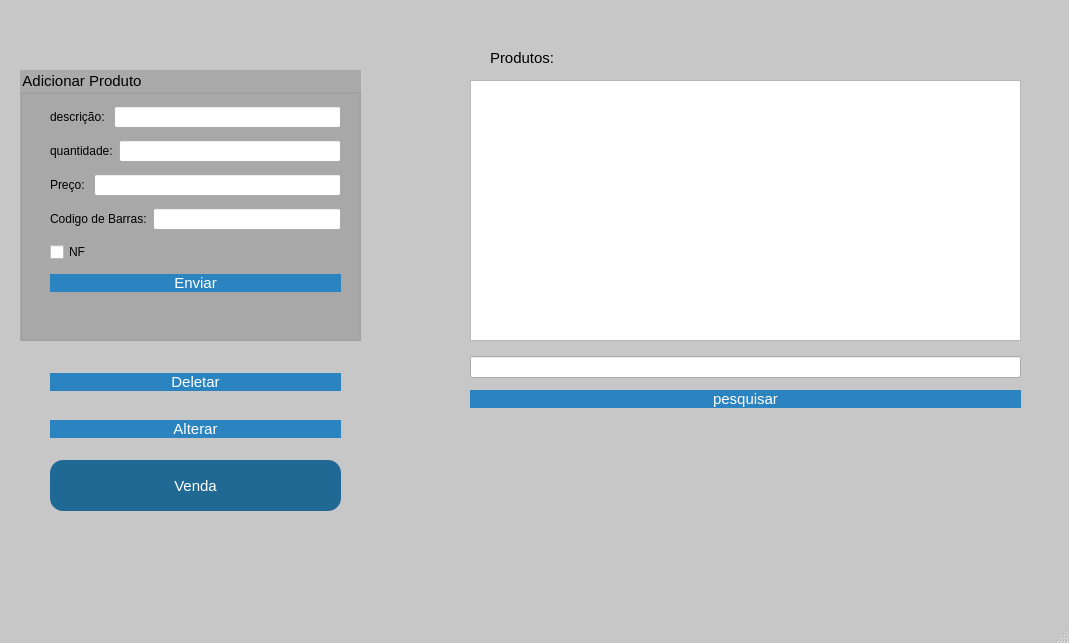
This is mainwindow.ui in GabR36/QEstoqueLoja as Qt 5 draws it before an edit. The edited form follows.
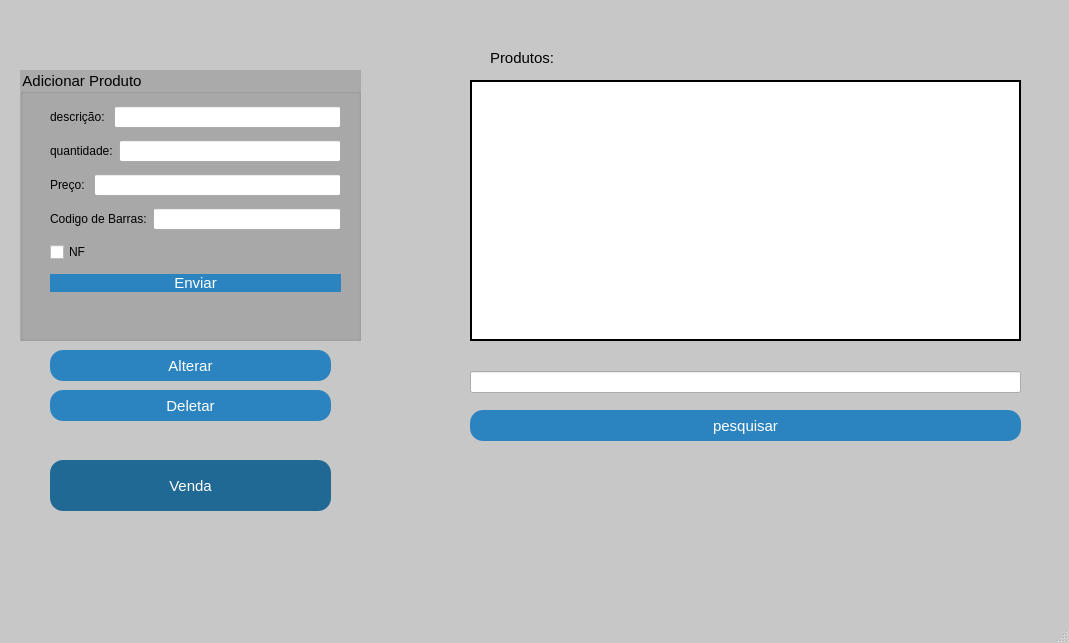
This is the edited form. Icons and pictures are not drawn.

Patch:
```diff
--- a/mainwindow.ui
+++ b/mainwindow.ui
@@ -52,6 +52,10 @@
     <property name="autoFillBackground">
      <bool>false</bool>
     </property>
+    <property name="styleSheet">
+     <string notr="true">
+  border: 2px solid;</string>
+    </property>
     <property name="selectionMode">
      <enum>QAbstractItemView::SingleSelection</enum>
     </property>
@@ -87,43 +91,6 @@
      <item>
       <widget class="QLineEdit" name="Ledit_Pesquisa"/>
      </item>
-     <item>
-      <widget class="QPushButton" name="Btn_Pesquisa">
-       <property name="text">
-        <string>pesquisar</string>
-       </property>
-      </widget>
-     </item>
-    </layout>
-   </widget>
-   <widget class="QWidget" name="layoutWidget">
-    <property name="geometry">
-     <rect>
-      <x>50</x>
-      <y>350</y>
-      <width>291</width>
-      <height>111</height>
-     </rect>
-    </property>
-    <layout class="QVBoxLayout" name="verticalLayout_2">
-     <item>
-      <widget class="QPushButton" name="Btn_Delete">
-       <property name="text">
-        <string>Deletar</string>
-       </property>
-      </widget>
-     </item>
-     <item>
-      <widget class="QPushButton" name="Btn_Alterar">
-       <property name="styleSheet">
-        <string notr="true">border-radius: 13px;
-</string>
-       </property>
-       <property name="text">
-        <string>Alterar</string>
-       </property>
-      </widget>
-     </item>
     </layout>
    </widget>
    <widget class="QGroupBox" name="groupBox">
@@ -249,7 +216,7 @@
      <rect>
       <x>50</x>
       <y>460</y>
-      <width>291</width>
+      <width>281</width>
       <height>51</height>
      </rect>
     </property>
@@ -260,6 +227,12 @@
     <property name="text">
      <string>Venda</string>
     </property>
+    <property name="iconSize">
+     <size>
+      <width>18</width>
+      <height>18</height>
+     </size>
+    </property>
    </widget>
    <widget class="QLabel" name="label_5">
     <property name="geometry">
@@ -277,6 +250,67 @@
      <pixmap resource="Imagens/recursosImg.qrc">:/QEstoqueLOja/mkaoyvbl.png</pixmap>
     </property>
    </widget>
+   <widget class="QPushButton" name="Btn_Delete">
+    <property name="geometry">
+     <rect>
+      <x>50</x>
+      <y>390</y>
+      <width>281</width>
+      <height>31</height>
+     </rect>
+    </property>
+    <property name="text">
+     <string>Deletar</string>
+    </property>
+    <property name="iconSize">
+     <size>
+      <width>18</width>
+      <height>18</height>
+     </size>
+    </property>
+   </widget>
+   <widget class="QPushButton" name="Btn_Alterar">
+    <property name="geometry">
+     <rect>
+      <x>50</x>
+      <y>350</y>
+      <width>281</width>
+      <height>31</height>
+     </rect>
+    </property>
+    <property name="styleSheet">
+     <string notr="true">border-radius: 13px;
+</string>
+    </property>
+    <property name="text">
+     <string>Alterar</string>
+    </property>
+    <property name="iconSize">
+     <size>
+      <width>18</width>
+      <height>18</height>
+     </size>
+    </property>
+   </widget>
+   <widget class="QPushButton" name="Btn_Pesquisa">
+    <property name="geometry">
+     <rect>
+      <x>470</x>
+      <y>410</y>
+      <width>551</width>
+      <height>31</height>
+     </rect>
+    </property>
+    <property name="text">
+     <string>pesquisar</string>
+    </property>
+    <property name="iconSize">
+     <size>
+      <width>18</width>
+      <height>18</height>
+     </size>
+    </property>
+   </widget>
    <zorder>groupBox</zorder>
    <zorder>Tview_Produtos</zorder>
    <zorder>layoutWidget</zorder>
```
Left out of the diff: 5 changed lines with no effect on the pictures.
